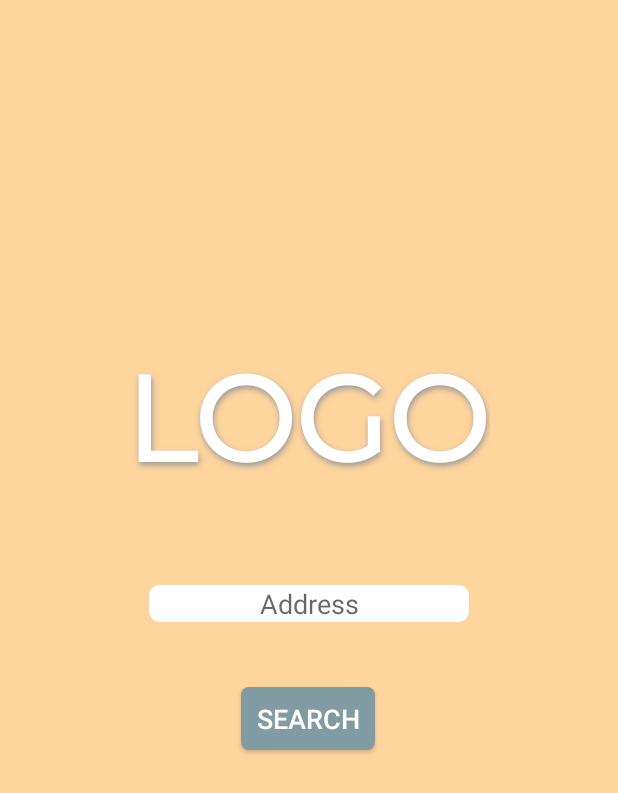
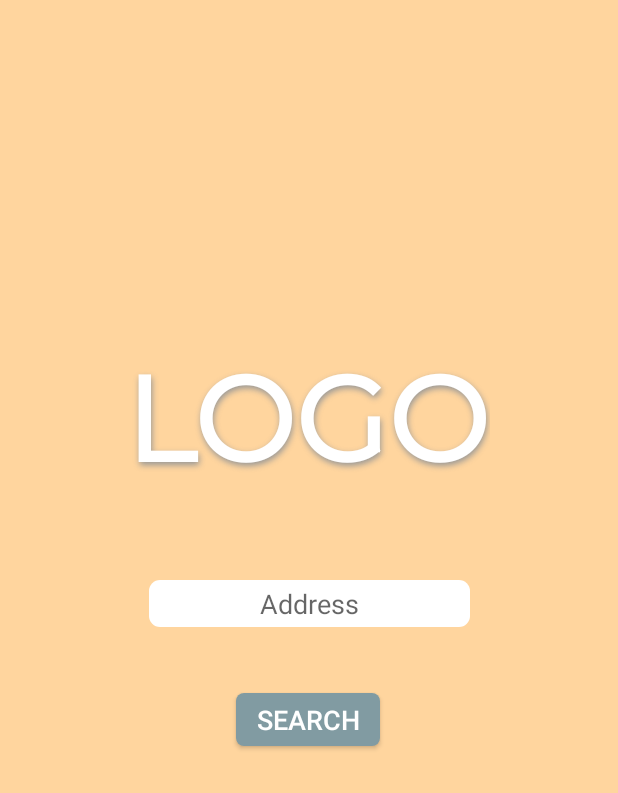
Before and after one commit to 264-Rental-App/264-Android-App, an Android app: the screen it shows after launch (MainActivity), on a phone screen of 412 x 824 dp. Shown: the top 793 px of the screen. Run offline under Robolectric (Android 15) with nearby library versions, the phone set to English and light mode, and no system bars.

Commit message:
fixed some styling issues

```diff
--- a/app/src/main/res/layout/activity_main.xml
+++ b/app/src/main/res/layout/activity_main.xml
@@ -9,8 +9,8 @@
 
     <Button
         android:id="@+id/srcButton"
-        android:layout_width="89dp"
-        android:layout_height="42dp"
+        android:layout_width="96dp"
+        android:layout_height="35dp"
         android:background="@drawable/button_rounded_corner"
         android:text="Search"
         android:textColor="#FFFFFF"
@@ -24,8 +24,8 @@
 
     <EditText
         android:id="@+id/editTextTextPersonName"
-        android:layout_width="wrap_content"
-        android:layout_height="wrap_content"
+        android:layout_width="214dp"
+        android:layout_height="31dp"
         android:background="@drawable/text_field_rounded_corner"
         android:ems="10"
         android:hint="Address"
```
